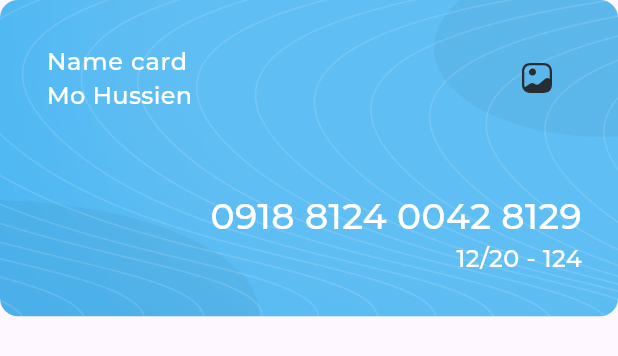
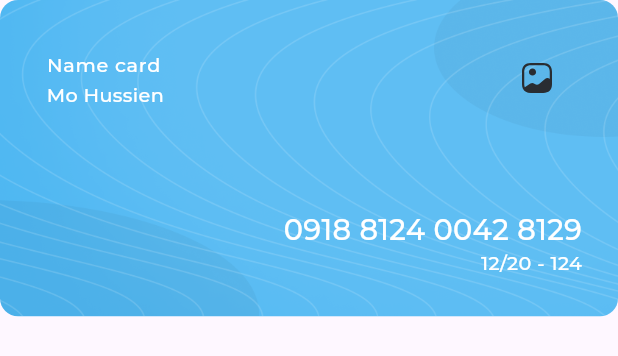
Before and after one commit to Mohamed-Husien/responsive_dash_board, a Flutter app: the MyCard widget shown alone on an empty page, opened directly, on a phone screen of 412 x 824 dp. Shown: the top 356 px of the screen. Run offline on Flutter 3.47's test engine with Material 3 defaults, Android fonts, the phone set to English and light mode, and no system bars; our stand-ins replace expandable_page_view, fl_chart, flutter_svg; project files that could hold a hidden picture were left out.

Commit message:
remove not important const

```diff
--- a/lib/utils/app_styles.dart
+++ b/lib/utils/app_styles.dart
@@ -3,63 +3,63 @@ import 'package:flutter/material.dart';
 import 'package:responsive_dash_board_app/utils/size_config.dart';
 
 abstract class AppStyle {
-  static const TextStyle styleRegular16 = TextStyle(
-    color: Color(0xff064061),
-    fontSize: 16,
+  static TextStyle styleRegular16 = TextStyle(
+    color: const Color(0xff064061),
+    fontSize: getResponsiveFontSize(fontSize: 16),
     fontFamily: 'Montserrat',
     fontWeight: FontWeight.w400,
   );
-  static const TextStyle styleBold16 = TextStyle(
-    color: Color(0xff4EB7F2),
-    fontSize: 16,
+  static TextStyle styleBold16 = TextStyle(
+    color: const Color(0xff4EB7F2),
+    fontSize: getResponsiveFontSize(fontSize: 16),
     fontFamily: 'Montserrat',
     fontWeight: FontWeight.w700,
   );
-  static const TextStyle styleMedium16 = TextStyle(
-    color: Color(0xff064061),
-    fontSize: 16,
+  static TextStyle styleMedium16 = TextStyle(
+    color: const Color(0xff064061),
+    fontSize: getResponsiveFontSize(fontSize: 16),
     fontFamily: 'Montserrat',
     fontWeight: FontWeight.w500,
   );
-  static const TextStyle styleMedium20 = TextStyle(
-    color: Color(0xffFFFFFF),
-    fontSize: 16,
+  static TextStyle styleMedium20 = TextStyle(
+    color: const Color(0xffFFFFFF),
+    fontSize: getResponsiveFontSize(fontSize: 16),
     fontFamily: 'Montserrat',
     fontWeight: FontWeight.w500,
   );
-  static const TextStyle styleSemiBold16 = TextStyle(
-    color: Color(0xff064061),
-    fontSize: 16,
+  static TextStyle styleSemiBold16 = TextStyle(
+    color: const Color(0xff064061),
+    fontSize: getResponsiveFontSize(fontSize: 16),
     fontFamily: 'Montserrat',
     fontWeight: FontWeight.w600,
   );
-  static const TextStyle styleSemiBold20 = TextStyle(
-    color: Color(0xff064061),
-    fontSize: 20,
+  static TextStyle styleSemiBold20 = TextStyle(
+    color: const Color(0xff064061),
+    fontSize: getResponsiveFontSize(fontSize: 20),
     fontFamily: 'Montserrat',
     fontWeight: FontWeight.w600,
   );
-  static const TextStyle styleRegular12 = TextStyle(
-    color: Color(0xffAAAAAA),
-    fontSize: 12,
+  static TextStyle styleRegular12 = TextStyle(
+    color: const Color(0xffAAAAAA),
+    fontSize: getResponsiveFontSize(fontSize: 12),
     fontFamily: 'Montserrat',
     fontWeight: FontWeight.w400,
   );
-  static const TextStyle styleSemiBold24 = TextStyle(
-    color: Color(0xff4EB7F2),
-    fontSize: 24,
+  static TextStyle styleSemiBold24 = TextStyle(
+    color: const Color(0xff4EB7F2),
+    fontSize: getResponsiveFontSize(fontSize: 24),
     fontFamily: 'Montserrat',
     fontWeight: FontWeight.w600,
   );
-  static const TextStyle styleRegular14 = TextStyle(
-    color: Color(0xffAAAAAA),
-    fontSize: 14,
+  static TextStyle styleRegular14 = TextStyle(
+    color: const Color(0xffAAAAAA),
+    fontSize: getResponsiveFontSize(fontSize: 14),
     fontFamily: 'Montserrat',
     fontWeight: FontWeight.w400,
   );
-  static const TextStyle styleSemiBold18 = TextStyle(
-    color: Color(0xffFFFFFF),
-    fontSize: 18,
+  static TextStyle styleSemiBold18 = TextStyle(
+    color: const Color(0xffFFFFFF),
+    fontSize: getResponsiveFontSize(fontSize: 18),
     fontFamily: 'Montserrat',
     fontWeight: FontWeight.w600,
   );
@@ -84,6 +84,6 @@ double getScaleFactor() {
   } else if (width < SizeConfig.desktop) {
     return width / 1000;
   } else {
-    return width / 1900;
+    return width / 1920;
   }
 }
--- a/lib/widgets/latest_transactions.dart
+++ b/lib/widgets/latest_transactions.dart
@@ -7,17 +7,17 @@ class LatestTransactions extends StatelessWidget {
 
   @override
   Widget build(BuildContext context) {
-    return const Column(
+    return Column(
       crossAxisAlignment: CrossAxisAlignment.start,
       children: [
         Text(
           "Latest Transaction",
           style: AppStyle.styleMedium16,
         ),
-        SizedBox(
+        const SizedBox(
           height: 12,
         ),
-        LatestTransactionsListView(),
+        const LatestTransactionsListView(),
       ],
     );
   }
--- a/lib/widgets/latest_transactions_list_view.dart
+++ b/lib/widgets/latest_transactions_list_view.dart
@@ -35,18 +35,18 @@ class LatestTransactionsListView extends StatelessWidget {
             .toList(),
       ),
     );
-    return SizedBox(
-      height: 70,
-      child: ListView.builder(
-          scrollDirection: Axis.horizontal,
-          itemCount: items.length,
-          itemBuilder: (context, index) {
-            return IntrinsicWidth(
-              child: UsrInfoListTile(
-                userInfoMnodel: items[index],
-              ),
-            );
-          }),
-    );
+    // return SizedBox(
+    //   height: 70,
+    //   child: ListView.builder(
+    //       scrollDirection: Axis.horizontal,
+    //       itemCount: items.length,
+    //       itemBuilder: (context, index) {
+    //         return IntrinsicWidth(
+    //           child: UsrInfoListTile(
+    //             userInfoMnodel: items[index],
+    //           ),
+    //         );
+    //       }),
+    // );
   }
 }
--- a/lib/widgets/my_card.dart
+++ b/lib/widgets/my_card.dart
@@ -35,7 +35,7 @@ class MyCard extends StatelessWidget {
                   color: Colors.white,
                 ),
               ),
-              subtitle: const Text(
+              subtitle: Text(
                 "Mo Hussien",
                 style: AppStyle.styleMedium20,
               ),
--- a/lib/widgets/my_card_section.dart
+++ b/lib/widgets/my_card_section.dart
@@ -28,7 +28,7 @@ class _MyCardSectionState extends State<MyCardSection> {
     return Column(
       crossAxisAlignment: CrossAxisAlignment.start,
       children: [
-        const Text(
+        Text(
           "My card",
           style: AppStyle.styleSemiBold20,
         ),
--- a/lib/widgets/quick_invoice_header.dart
+++ b/lib/widgets/quick_invoice_header.dart
@@ -8,7 +8,7 @@ class QuickInvoiceHeader extends StatelessWidget {
   Widget build(BuildContext context) {
     return Row(
       children: [
-        const Text(
+        Text(
           "Quick Invoice",
           style: AppStyle.styleSemiBold20,
         ),
--- a/lib/widgets/range_options.dart
+++ b/lib/widgets/range_options.dart
@@ -19,7 +19,7 @@ class RangeOptions extends StatelessWidget {
       ),
       child: Row(
         children: [
-          const Text(
+          Text(
             'Monthly',
             style: AppStyle.styleMedium16,
           ),
--- a/lib/widgets/transaction_history_header.dart
+++ b/lib/widgets/transaction_history_header.dart
@@ -11,7 +11,7 @@ class TransactionHistoryHeader extends StatelessWidget {
     return Row(
       mainAxisAlignment: MainAxisAlignment.spaceBetween,
       children: [
-        const Text(
+        Text(
           "Transaction History",
           style: AppStyle.styleSemiBold20,
         ),
```
